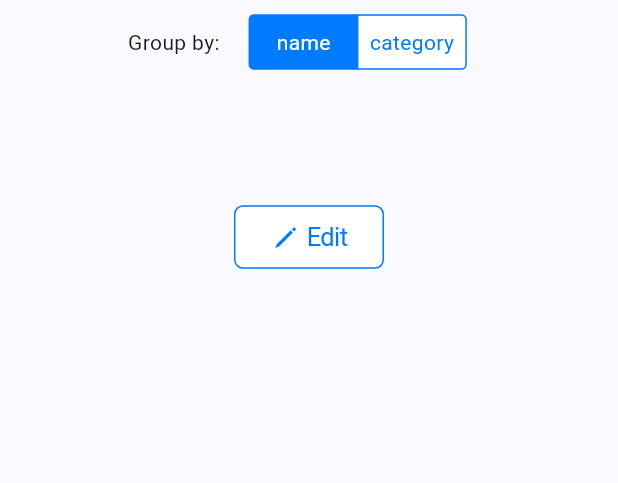
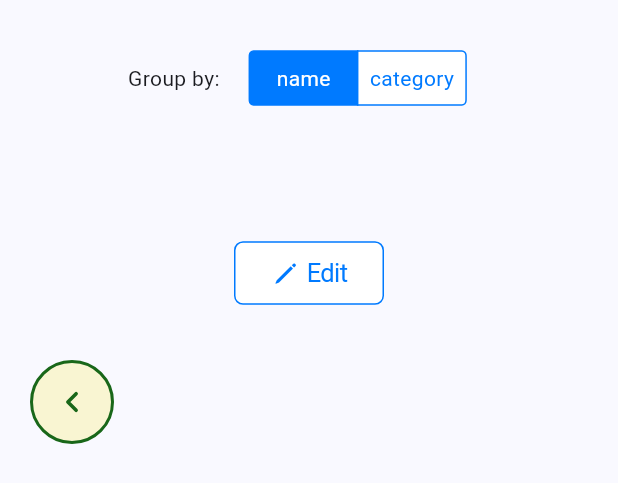
Before and after one commit to JoelSmith123/household_expenses_splitter, a Flutter app: what exceptionsScreen() shows on an empty page, opened directly, on a phone screen of 412 x 824 dp. Shown: the top 483 px of the screen. Run offline on Flutter 3.47's test engine with Material 3 defaults, Android fonts, the phone set to English and light mode, and no system bars; our stand-ins replace flutter_contacts, google_fonts, supabase_flutter; missing offline and left inert: supabase_auth_ui; accounts and stored records are empty.

Commit message:
Replace top-nav back arrows with floating back button
Config and Exceptions are sub-screens reached from the menu, so the
user is "navigating back" from each one. Wraps both screens'
existing content in a Stack with a FloatingNavButton.back at the same
bottom-left coordinates as the home hamburger and the menu close
button — cream fill, deep-green outline, deep-green ← arrow.

These screens are now full-bleed (no top CupertinoNavigationBar, no
SafeArea-min from main.dart) so they own their own padding. Existing
content is wrapped in a SingleChildScrollView with bottom padding to
clear the floating button.

The back-arrow / close-fallback branches in main.dart's nav-bar
Builder collapse to a single conditional now that config and
exceptions handle their own back affordance.

```diff
--- a/lib/exceptions_screen.dart
+++ b/lib/exceptions_screen.dart
@@ -3,6 +3,8 @@ import 'package:provider/provider.dart';
 import 'providers/app_state.dart';
 import 'exceptions_category_dropdown.dart';
 import 'exceptions_save_confirmation.dart';
+import 'styles/app_styles.dart';
+import 'widgets/floating_nav_button.dart';
 
 Widget exceptionsScreen() {
   return Consumer<AppState>(builder: (context, appState, child) {
@@ -13,9 +15,18 @@ Widget exceptionsScreen() {
       exceptions = appState.exceptions;
     }
 
-    return SizedBox.expand(
-      child: Column(
-        children: <Widget>[
+    return SafeArea(
+      child: Stack(
+        children: [
+          SingleChildScrollView(
+            padding: const EdgeInsets.fromLTRB(
+              AppSpacing.lg - 4, // 20
+              AppSpacing.lg,
+              AppSpacing.lg - 4, // 20
+              120, // clearance for floating back button
+            ),
+            child: Column(
+              children: <Widget>[
           Padding(
             padding: const EdgeInsets.only(top: 10.0, bottom: 30.0),
             child: Row(
@@ -276,7 +287,16 @@ Widget exceptionsScreen() {
               ),
             ),
           ),
-          const Spacer(),
+              ],
+            ),
+          ),
+          Positioned(
+            left: AppSpacing.lg - 4, // 20
+            bottom: 28,
+            child: FloatingNavButton.back(
+              onPressed: () => appState.navigateToPage('menu'),
+            ),
+          ),
         ],
       ),
     );
```
Also changed, not shown: lib/config_screen.dart (+25 -2 lines), lib/main.dart (+8 -12 lines).
